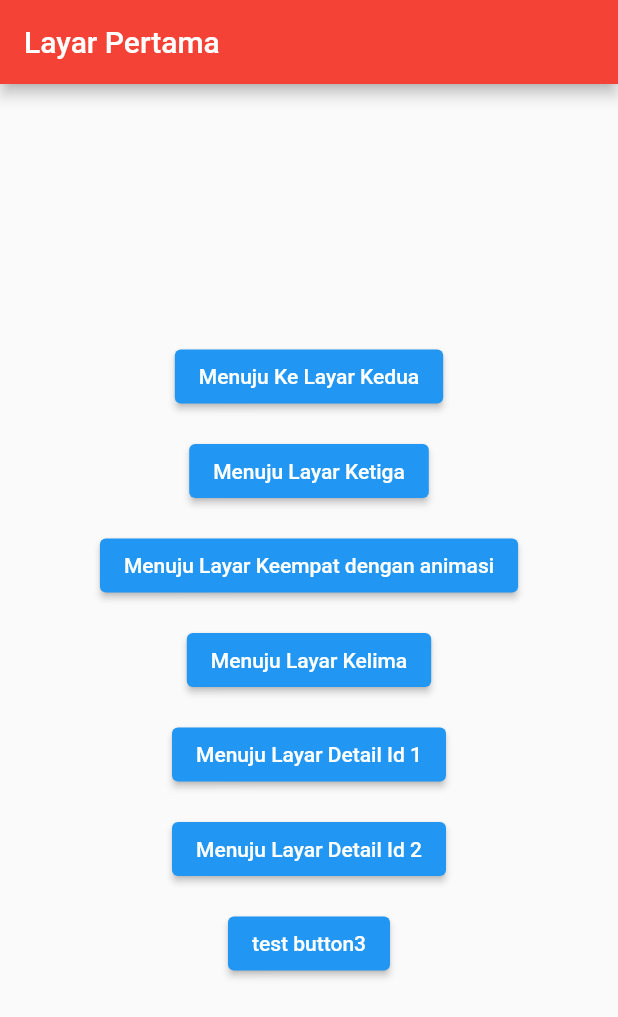
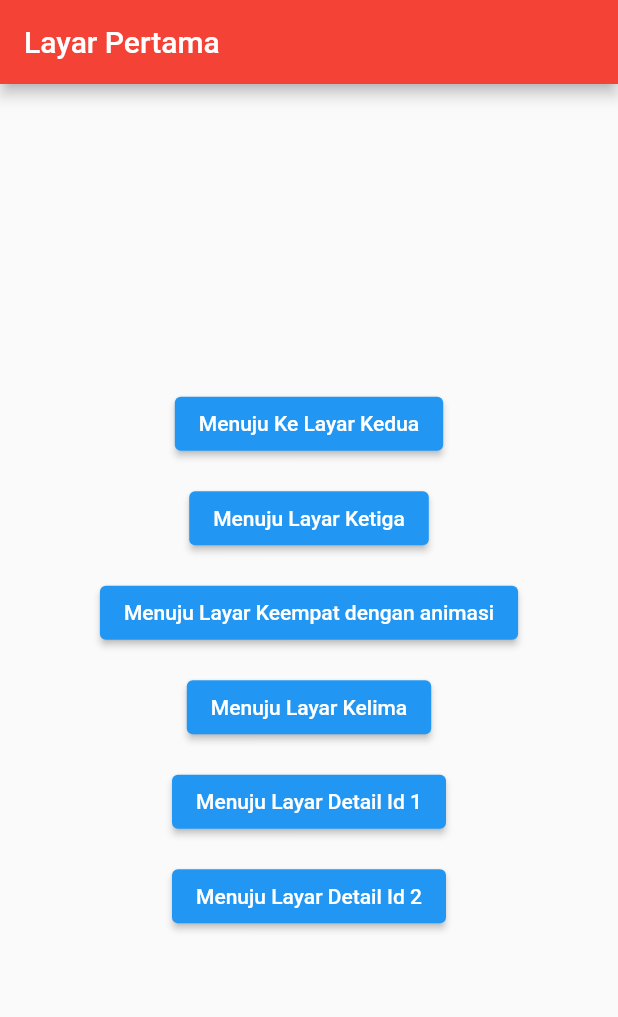
Before and after one commit to st4rpct/belajar_navigasi, a Flutter app: the screen it shows after launch, on a phone screen of 412 x 824 dp. Shown: the top 1017 px of the screen. Run offline on Flutter 3.47's test engine with Material 2 defaults, Android fonts, the light colour scheme and no system bars.

Commit message:
back to original

```diff
--- a/lib/firstscreen.dart
+++ b/lib/firstscreen.dart
@@ -74,15 +74,7 @@ class FirstScreen extends StatelessWidget {
                 onPressed: () {
                   Navigator.pushNamed(context, '/detail/2');
                 },
-                child: Text('Menuju Layar Detail Id 2')),
-            SizedBox(
-              height: 15,
-            ),
-            ElevatedButton(
-                onPressed: () {
-                  Navigator.pushNamed(context, '/detail/2');
-                },
-                child: Text('test button3'))
+                child: Text('Menuju Layar Detail Id 2'))
           ],
         ),
       ),
```
